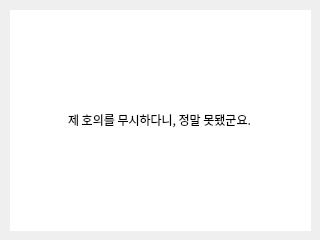
The window that Helpignore.ui (Bokgithub/APTP2022) describes before a commit, drawn with Qt 5.
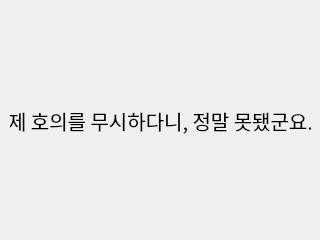
The same window after the commit.

The edit to the form file:
```diff
--- a/Helpignore.ui
+++ b/Helpignore.ui
@@ -37,33 +37,19 @@
     </property>
     <layout class="QGridLayout" name="gridLayout">
      <item row="0" column="0">
-      <widget class="QLineEdit" name="lineEdit">
-       <property name="sizePolicy">
-        <sizepolicy hsizetype="Expanding" vsizetype="Expanding">
-         <horstretch>0</horstretch>
-         <verstretch>0</verstretch>
-        </sizepolicy>
-       </property>
+      <widget class="QLabel" name="label">
        <property name="font">
         <font>
-         <family>AppleSDGothicNeoB00</family>
+         <family>Pretendard SemiBold</family>
+         <pointsize>15</pointsize>
         </font>
        </property>
        <property name="text">
         <string>제 호의를 무시하다니, 정말 못됐군요.</string>
        </property>
-       <property name="frame">
-        <bool>false</bool>
-       </property>
        <property name="alignment">
         <set>Qt::AlignCenter</set>
        </property>
-       <property name="dragEnabled">
-        <bool>false</bool>
-       </property>
-       <property name="readOnly">
-        <bool>true</bool>
-       </property>
       </widget>
      </item>
     </layout>
```
